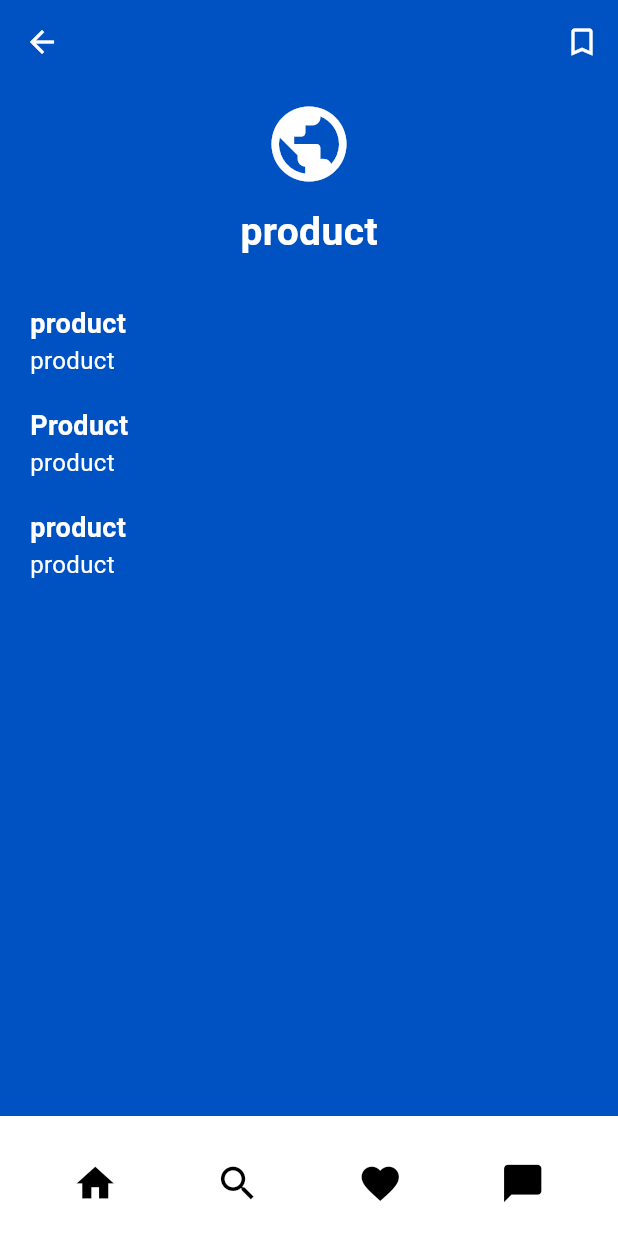
After one commit to rileymck/BrightBite, a Flutter app: the ManualToothbrushPage screen opened directly, on a phone screen of 412 x 824 dp. The commit adds this screen. Run offline on Flutter 3.47's test engine with Material 3 defaults, Android fonts, the phone set to English and light mode, and no system bars; our stand-ins replace hive, hive_flutter; accounts and stored records are empty; Roboto replaces fonts that are missing (Source Serif Pro).

Commit message:
Toothbrush Branch

```diff
--- a/lib/life_stages_page.dart
+++ b/lib/life_stages_page.dart
@@ -49,11 +49,7 @@ class LifeStagesPage extends StatelessWidget {
                 ),
               ),
               const SizedBox(height: 20),
-              _buildStageButton(context, 'Infant'),
-              const SizedBox(height: 10),
-              _buildStageButton(context, 'Child'),
-              const SizedBox(height: 10),
-              _buildStageButton(context, 'Teen'),
+              _buildStageButton(context, 'Infant, Children, & Teens'),
               const SizedBox(height: 10),
               _buildStageButton(context, 'Adult'),
               const SizedBox(height: 10),
--- /dev/null
+++ b/lib/toothbrush/manual_toothbrush_page.dart
@@ -0,0 +1,170 @@
+// manual_toothbrush_page.dart
+import 'package:flutter/material.dart';
+import 'package:hive/hive.dart'; // Import Hive
+import 'package:hive_flutter/hive_flutter.dart'; // Import Hive Flutter for ValueListenableBuilder
+import '../bottom_nav_bar.dart';
+import '../favorite_item.dart'; // Import your FavoriteItem class
+
+class ManualToothbrushPage extends StatefulWidget {
+  const ManualToothbrushPage({super.key});
+
+  @override
+  _ManualToothbrushPageState createState() => _ManualToothbrushPageState();
+}
+class _ManualToothbrushPageState extends State<ManualToothbrushPage> {
+  bool isFavorite = false;
+
+  @override
+  void initState() {
+    super.initState();
+    _checkIfFavorite();
+  }
+
+  Future<void> _checkIfFavorite() async {
+    final box = await Hive.openBox('favorites');
+    final favorite = box.values.cast<FavoriteItem>().firstWhere(
+        (item) => item.id == 'manual_toothbrush_page',
+        orElse: () => FavoriteItem(id: '', name: '', imageUrl: ''));
+
+    setState(() {
+      isFavorite = favorite.id.isNotEmpty;
+    });
+  }
+
+  Future<void> _toggleFavorite() async {
+    final box = await Hive.openBox('favorites');
+    if (isFavorite) {
+      final index = box.values.cast<FavoriteItem>().toList().indexWhere(
+          (item) => item.id == 'manual_toothbrush_page');
+      if (index != -1) {
+        await box.deleteAt(index);
+      }
+    } else {
+      final newItem = FavoriteItem(
+        id: 'manual_toothbrush_page',
+        name: 'Manual',
+        imageUrl: 'assets/images/toothbrush.png',
+      );
+      await box.add(newItem);
+    }
+
+    setState(() {
+      isFavorite = !isFavorite;
+    });
+  }
+
+  @override
+  Widget build(BuildContext context) {
+    return Scaffold(
+      backgroundColor: const Color(0xFF0051C1),
+      appBar: AppBar(
+        backgroundColor: const Color(0xFF0051C1),
+        elevation: 0,
+        leading: IconButton(
+          icon: const Icon(Icons.arrow_back, color: Colors.white),
+          onPressed: () => Navigator.of(context).pop(),
+        ),
+        actions: [
+          ValueListenableBuilder(
+            valueListenable: Hive.box('favorites').listenable(),
+            builder: (context, Box box, _) {
+              _checkIfFavorite();
+              return IconButton(
+                icon: Icon(
+                  isFavorite ? Icons.bookmark : Icons.bookmark_border,
+                  color: Colors.white,
+                ),
+                onPressed: _toggleFavorite,
+              );
+            },
+          ),
+        ],
+      ),
+      bottomNavigationBar: const BottomNavBar(),
+      body: const SafeArea(
+        bottom: false,
+        child: SingleChildScrollView(
+          padding: EdgeInsets.symmetric(horizontal: 20, vertical: 10),
+          child: Column(
+            crossAxisAlignment: CrossAxisAlignment.start,
+            children: [
+              Center(
+                child: Icon(Icons.public, size: 60, color: Colors.white),
+              ),
+              SizedBox(height: 10),
+              Center(
+                child: Text(
+                  'product',
+                  style: TextStyle(
+                    fontSize: 26,
+                    fontWeight: FontWeight.bold,
+                    color: Colors.white,
+                    fontFamily: 'Source Serif Pro',
+                  ),
+                ),
+              ),
+              SizedBox(height: 30),
+              Text(
+                'product',
+                style: TextStyle(
+                  fontSize: 18,
+                  fontWeight: FontWeight.bold,
+                  color: Colors.white,
+                  fontFamily: 'Source Serif Pro',
+                ),
+              ),
+              Text(
+                "product",
+                style: TextStyle(
+                  color: Colors.white,
+                  fontSize: 16,
+                  height: 1.4,
+                  fontFamily: 'Source Serif Pro',
+                ),
+              ),
+              SizedBox(height: 20),
+              Text(
+                'Product',
+                style: TextStyle(
+                  fontSize: 18,
+                  fontWeight: FontWeight.bold,
+                  color: Colors.white,
+                  fontFamily: 'Source Serif Pro',
+                ),
+              ),
+              Text(
+                "product",
+                style: TextStyle(
+                  color: Colors.white,
+                  fontSize: 16,
+                  height: 1.4,
+                  fontFamily: 'Source Serif Pro',
+                ),
+              ),
+              SizedBox(height: 20),
+              Text(
+                'product',
+                style: TextStyle(
+                  fontSize: 18,
+                  fontWeight: FontWeight.bold,
+                  color: Colors.white,
+                  fontFamily: 'Source Serif Pro',
+                ),
+              ),
+              Text(
+                "product",
+                style: TextStyle(
+                  color: Colors.white,
+                  fontSize: 16,
+                  height: 1.4,
+                  fontFamily: 'Source Serif Pro',
+                ),
+              ),
+              SizedBox(height: 30),
+            ],
+          ),
+        ),
+      ),
+    );
+  }
+}
```
Also changed, not shown: lib/favorites_page.dart (+16 -0 lines), lib/product_guide.dart (+8 -1 lines), lib/toothbrush/toothbrush.dart (added, +116 -0 lines), lib/toothbrush/electric_toothbrush_page.dart (added), lib/toothbrush/infant_toothbrush_page.dart (added).
